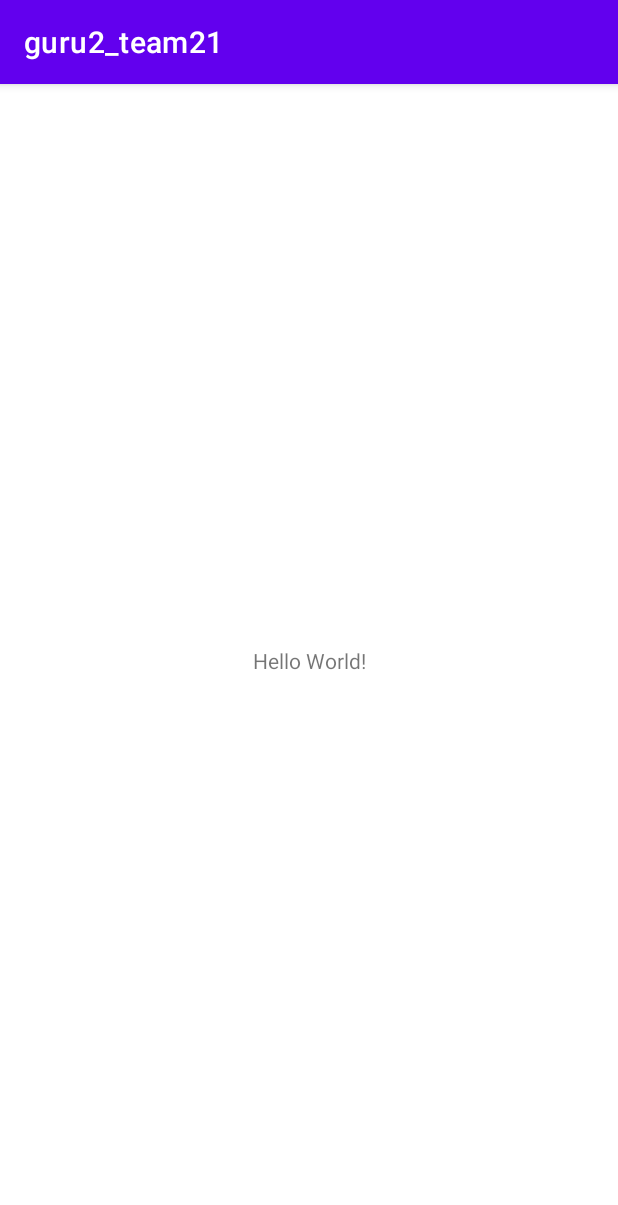
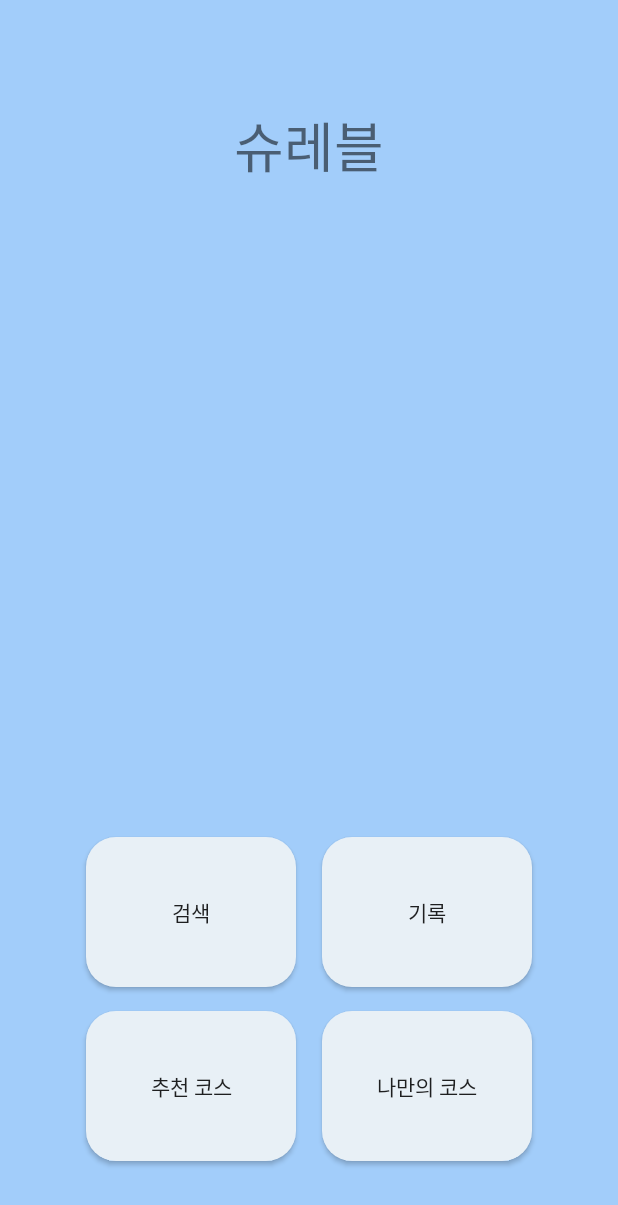
Before and after one commit to Hyobeen-Park/guru2_team21, an Android app: the screen it shows after launch (MainActivity), on a phone screen of 412 x 824 dp. Shown: the top 1205 px of the screen. Run offline under Robolectric (Android 15) with nearby library versions, the phone set to English and light mode, and no system bars.

Commit message:
시작화면 버튼, 텍스트 추가

```diff
--- a/app/src/main/AndroidManifest.xml
+++ b/app/src/main/AndroidManifest.xml
@@ -9,7 +9,8 @@
         android:roundIcon="@mipmap/ic_launcher_round"
         android:supportsRtl="true"
         android:theme="@style/Theme.Guru2_team21">
-        <activity android:name=".MainActivity">
+        <activity android:name=".MainActivity"
+            android:theme="@style/Theme.AppCompat.Light.NoActionBar"> //액션바 보이지 않도록
             <intent-filter>
                 <action android:name="android.intent.action.MAIN" />
 
--- /dev/null
+++ b/app/src/main/res/drawable/round.xml
@@ -0,0 +1,11 @@
+<?xml version="1.0" encoding="utf-8"?>
+<shape xmlns:android="http://schemas.android.com/apk/res/android">
+    <solid android:color="#E8F0F6"
+        />
+    <corners
+        android:bottomLeftRadius="20dp"
+        android:bottomRightRadius="20dp"
+        android:topLeftRadius="20dp"
+        android:topRightRadius="20dp" />
+
+</shape>
--- a/app/src/main/res/layout/activity_main.xml
+++ b/app/src/main/res/layout/activity_main.xml
@@ -4,15 +4,71 @@
     xmlns:tools="http://schemas.android.com/tools"
     android:layout_width="match_parent"
     android:layout_height="match_parent"
+    android:background="#6D2C8FF8"
     tools:context=".MainActivity">
 
+    <android.widget.Button
+        android:id="@+id/search"
+        android:layout_width="140dp"
+        android:layout_height="100dp"
+        android:layout_marginStart="40dp"
+        android:layout_marginBottom="16dp"
+        android:background="@drawable/round"
+        android:text="검색"
+        app:layout_constraintBottom_toTopOf="@+id/recroute"
+        app:layout_constraintEnd_toStartOf="@+id/record"
+        app:layout_constraintHorizontal_bias="0.5"
+        app:layout_constraintStart_toStartOf="parent" />
+
+    <android.widget.Button
+        android:id="@+id/record"
+        android:layout_width="140dp"
+        android:layout_height="100dp"
+        android:layout_marginEnd="40dp"
+        android:layout_marginBottom="16dp"
+        android:background="@drawable/round"
+        android:text="기록"
+        app:layout_constraintBottom_toTopOf="@+id/myroute"
+        app:layout_constraintEnd_toEndOf="parent"
+        app:layout_constraintHorizontal_bias="0.5"
+        app:layout_constraintStart_toEndOf="@+id/search" />
+
+    <android.widget.Button
+        android:id="@+id/recroute"
+        android:layout_width="140dp"
+        android:layout_height="100dp"
+        android:layout_marginStart="40dp"
+        android:layout_marginBottom="50dp"
+        android:background="@drawable/round"
+        android:text="추천 코스"
+        app:layout_constraintBottom_toBottomOf="parent"
+        app:layout_constraintEnd_toStartOf="@+id/myroute"
+        app:layout_constraintHorizontal_bias="0.5"
+        app:layout_constraintStart_toStartOf="parent" />
+
+    <android.widget.Button
+        android:id="@+id/myroute"
+        android:layout_width="140dp"
+        android:layout_height="100dp"
+        android:layout_marginEnd="40dp"
+        android:layout_marginBottom="50dp"
+        android:background="@drawable/round"
+        android:text="나만의 코스"
+        app:layout_constraintBottom_toBottomOf="parent"
+        app:layout_constraintEnd_toEndOf="parent"
+        app:layout_constraintHorizontal_bias="0.5"
+        app:layout_constraintStart_toEndOf="@+id/recroute" />
+
     <TextView
+        android:id="@+id/textView"
         android:layout_width="wrap_content"
         android:layout_height="wrap_content"
-        android:text="Hello World!"
-        app:layout_constraintBottom_toBottomOf="parent"
-        app:layout_constraintLeft_toLeftOf="parent"
-        app:layout_constraintRight_toRightOf="parent"
-        app:layout_constraintTop_toTopOf="parent" />
-
+        android:layout_marginTop="70dp"
+        android:fontFamily="sans-serif"
+        android:text="슈레블"
+        android:textSize="36sp"
+        app:layout_constraintEnd_toEndOf="parent"
+        app:layout_constraintStart_toStartOf="parent"
+        app:layout_constraintTop_toTopOf="parent"
+        tools:ignore="MissingConstraints" />
 </androidx.constraintlayout.widget.ConstraintLayout>
```
